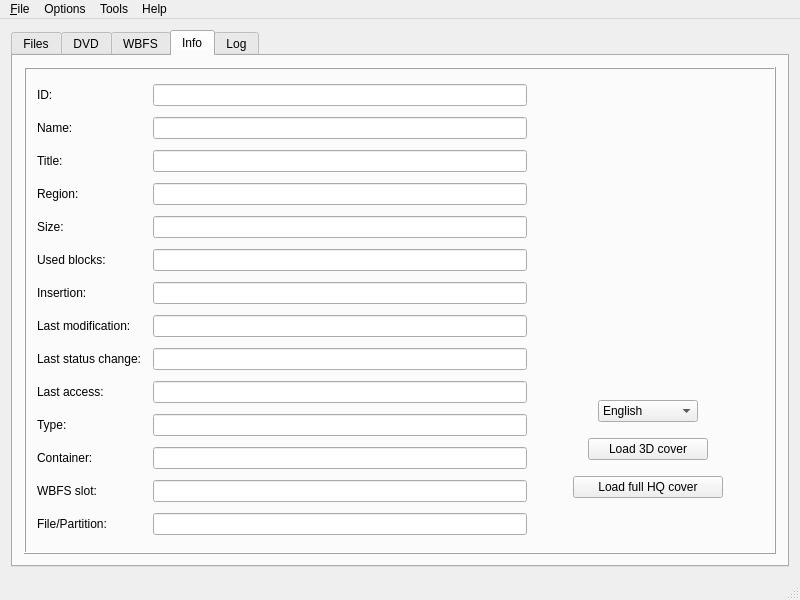
First picture: the form in resources/ui/wiibafu.ui, repository evertonstz/wiibafu, before the edit.
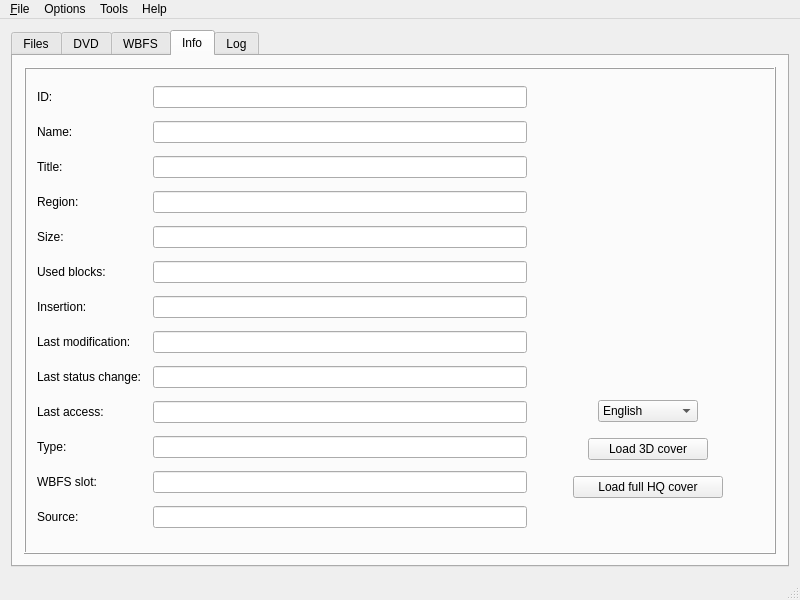
Second picture: the form after the edit. The open tabs and pages were chosen to show the change. Icons and pictures are not drawn.

Commit message: WBFS column "Container" removed, merged WBFS/Slot and File/Partition to "Source", sorting for game lists added

The edit to the form file:
```diff
--- a/resources/ui/wiibafu.ui
+++ b/resources/ui/wiibafu.ui
@@ -575,26 +575,6 @@
               </widget>
              </item>
              <item row="11" column="0">
-              <widget class="QLabel" name="label_21">
-               <property name="minimumSize">
-                <size>
-                 <width>110</width>
-                 <height>24</height>
-                </size>
-               </property>
-               <property name="text">
-                <string>Container:</string>
-               </property>
-              </widget>
-             </item>
-             <item row="11" column="1">
-              <widget class="QLineEdit" name="infoTab_lineEdit_Container">
-               <property name="readOnly">
-                <bool>true</bool>
-               </property>
-              </widget>
-             </item>
-             <item row="12" column="0">
               <widget class="QLabel" name="label_23">
                <property name="minimumSize">
                 <size>
@@ -607,14 +587,14 @@
                </property>
               </widget>
              </item>
-             <item row="12" column="1">
+             <item row="11" column="1">
               <widget class="QLineEdit" name="infoTab_lineEdit_WBFSSlot">
                <property name="readOnly">
                 <bool>true</bool>
                </property>
               </widget>
              </item>
-             <item row="13" column="0">
+             <item row="12" column="0">
               <widget class="QLabel" name="lanel_8">
                <property name="minimumSize">
                 <size>
@@ -623,12 +603,12 @@
                 </size>
                </property>
                <property name="text">
-                <string>File/Partition:</string>
+                <string>Source:</string>
                </property>
               </widget>
              </item>
-             <item row="13" column="1">
-              <widget class="QLineEdit" name="infoTab_lineEdit_FileName">
+             <item row="12" column="1">
+              <widget class="QLineEdit" name="infoTab_lineEdit_Source">
                <property name="readOnly">
                 <bool>true</bool>
                </property>
```
The commit also changes 3 other files.
